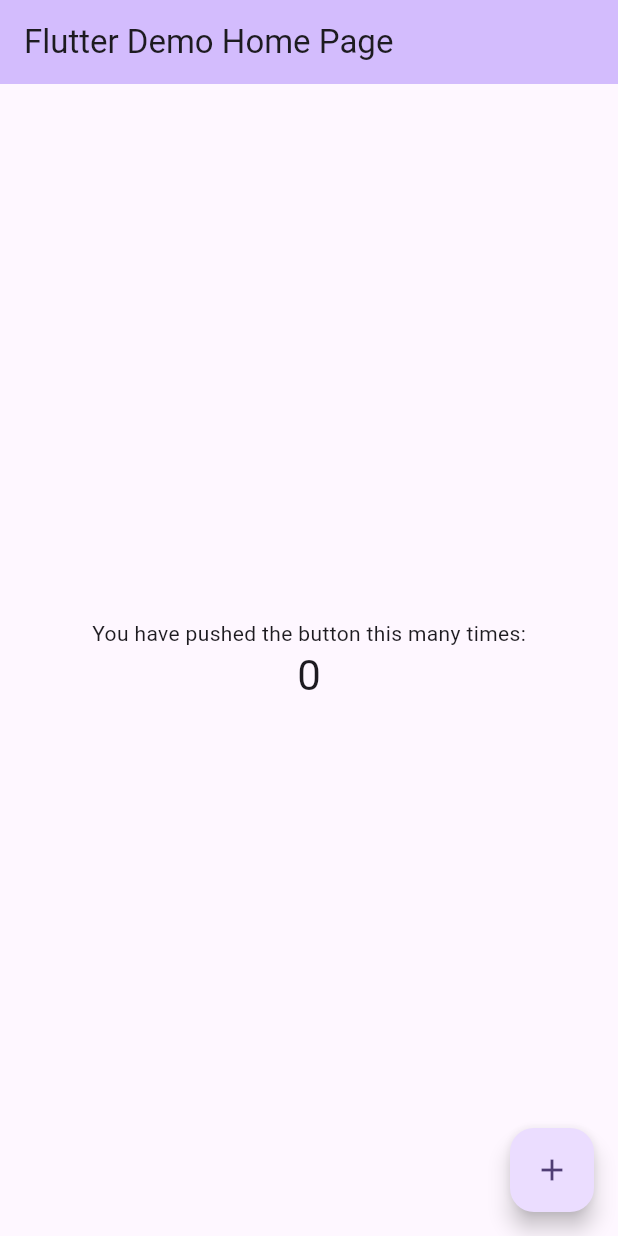
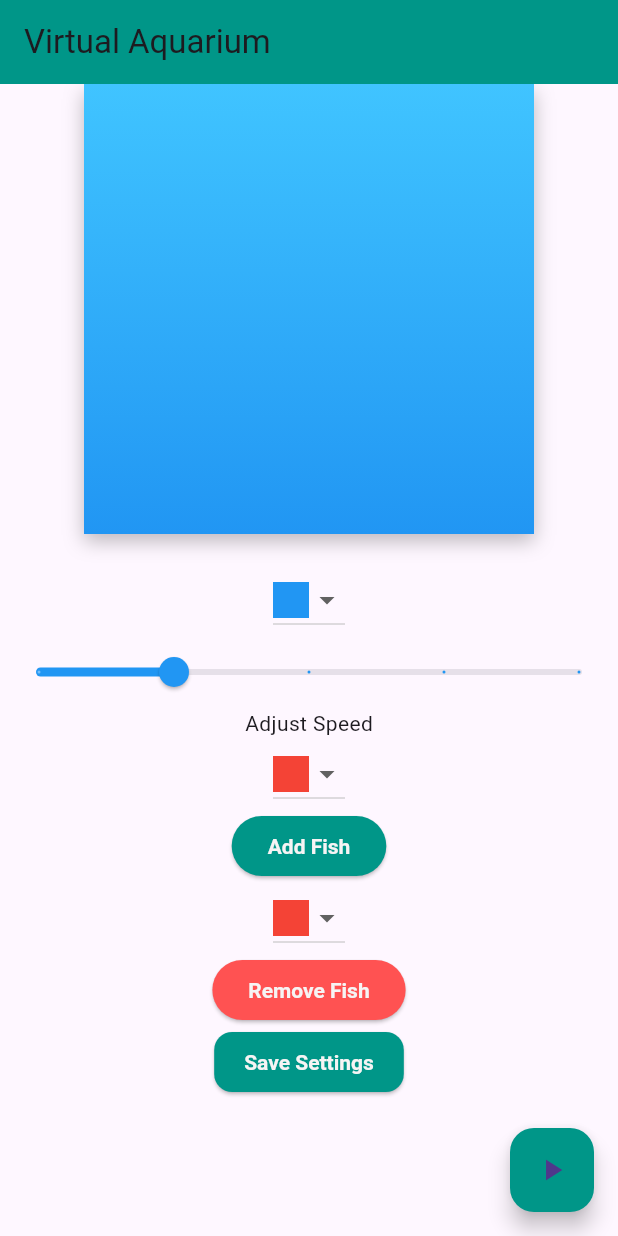
Before and after one commit to minnocent12/cw5, a Flutter app: the screen it shows after launch, on a phone screen of 412 x 824 dp. Run offline on Flutter 3.47's test engine with Material 3 defaults, Android fonts, the phone set to English and light mode, and no system bars; our stand-ins replace sqflite; accounts and stored records are empty.

Commit message:
new updates

```diff
--- /dev/null
+++ b/lib/db_helper.dart
@@ -0,0 +1,55 @@
+import 'package:sqflite/sqflite.dart';
+import 'package:path/path.dart';
+import 'package:path_provider/path_provider.dart';
+import 'dart:io';
+
+class DatabaseHelper {
+  static final DatabaseHelper instance = DatabaseHelper._init();
+  static Database? _database;
+
+  DatabaseHelper._init();
+
+  Future<Database> get database async {
+    if (_database != null) return _database!;
+    _database = await _initDB('aquarium.db');
+    return _database!;
+  }
+
+  Future<Database> _initDB(String filePath) async {
+    Directory documentsDirectory = await getApplicationDocumentsDirectory();
+    String path = join(documentsDirectory.path, filePath);
+    return await openDatabase(path, version: 1, onCreate: _createDB);
+  }
+
+  Future _createDB(Database db, int version) async {
+    await db.execute('''
+    CREATE TABLE Fish (
+      id INTEGER PRIMARY KEY AUTOINCREMENT,
+      color TEXT,
+      speed REAL
+    )
+    ''');
+  }
+
+  Future<void> saveFish(List<Map<String, dynamic>> fishes) async {
+    final db = await instance.database;
+    await db.delete('Fish'); // Clear old data
+    for (var fish in fishes) {
+      await db.insert('Fish', fish);
+    }
+  }
+
+  Future<List<Map<String, dynamic>>> loadFishes() async {
+    final db = await instance.database;
+    return await db.query('Fish');
+  }
+
+  Future<void> removeFishByColor(String color) async {
+    final db = await database;
+    await db.delete(
+      'Fish',
+      where: 'color = ?',
+      whereArgs: [color],
+    );
+  }
+}
--- a/lib/main.dart
+++ b/lib/main.dart
@@ -1,4 +1,7 @@
+import 'dart:async';
+import 'dart:math';
 import 'package:flutter/material.dart';
+import 'db_helper.dart'; // Import your SQLite helper
 
 void main() {
   runApp(const MyApp());
@@ -7,119 +10,384 @@ void main() {
 class MyApp extends StatelessWidget {
   const MyApp({super.key});
 
-  // This widget is the root of your application.
   @override
   Widget build(BuildContext context) {
     return MaterialApp(
-      title: 'Flutter Demo',
+      title: 'Virtual Aquarium',
       theme: ThemeData(
-        // This is the theme of your application.
-        //
-        // TRY THIS: Try running your application with "flutter run". You'll see
-        // the application has a purple toolbar. Then, without quitting the app,
-        // try changing the seedColor in the colorScheme below to Colors.green
-        // and then invoke "hot reload" (save your changes or press the "hot
-        // reload" button in a Flutter-supported IDE, or press "r" if you used
-        // the command line to start the app).
-        //
-        // Notice that the counter didn't reset back to zero; the application
-        // state is not lost during the reload. To reset the state, use hot
-        // restart instead.
-        //
-        // This works for code too, not just values: Most code changes can be
-        // tested with just a hot reload.
-        colorScheme: ColorScheme.fromSeed(seedColor: Colors.deepPurple),
-        useMaterial3: true,
+        primarySwatch: Colors.blue,
       ),
-      home: const MyHomePage(title: 'Flutter Demo Home Page'),
+      home: const AquariumScreen(),
     );
   }
 }
 
-class MyHomePage extends StatefulWidget {
-  const MyHomePage({super.key, required this.title});
+class Fish {
+  Color color;
+  double speed;
+  Offset position;
+  Offset direction;
 
-  // This widget is the home page of your application. It is stateful, meaning
-  // that it has a State object (defined below) that contains fields that affect
-  // how it looks.
+  Fish({
+    required this.color,
+    required this.speed,
+    required this.position,
+    required this.direction,
+  });
+}
 
-  // This class is the configuration for the state. It holds the values (in this
-  // case the title) provided by the parent (in this case the App widget) and
-  // used by the build method of the State. Fields in a Widget subclass are
-  // always marked "final".
-
-  final String title;
+class AquariumScreen extends StatefulWidget {
+  const AquariumScreen({super.key});
 
   @override
-  State<MyHomePage> createState() => _MyHomePageState();
+  _AquariumScreenState createState() => _AquariumScreenState();
 }
 
-class _MyHomePageState extends State<MyHomePage> {
-  int _counter = 0;
+class _AquariumScreenState extends State<AquariumScreen>
+    with SingleTickerProviderStateMixin {
+  List<Fish> fishes = [];
+  Timer? _timer;
+  Color _selectedColor = Colors.blue;
+  double _selectedSpeed = 2.0;
+  Color _selectedAddColor = Colors.red;
+  Color _selectedRemoveColor = Colors.red;
 
-  void _incrementCounter() {
+  final List<Color> availableColors = [
+    Colors.red,
+    Colors.green,
+    Colors.blue,
+    Colors.yellow,
+    Colors.purple,
+    Colors.orange,
+    Colors.pink,
+    Colors.brown,
+    Colors.cyan,
+    Colors.amber,
+  ];
+
+  @override
+  void initState() {
+    super.initState();
+    _loadSavedSettings();
+  }
+
+  @override
+  void dispose() {
+    _timer?.cancel();
+    super.dispose();
+  }
+
+  // Load settings from SQLite
+  Future<void> _loadSavedSettings() async {
+    List<Map<String, dynamic>> savedFishes =
+        await DatabaseHelper.instance.loadFishes();
     setState(() {
-      // This call to setState tells the Flutter framework that something has
-      // changed in this State, which causes it to rerun the build method below
-      // so that the display can reflect the updated values. If we changed
-      // _counter without calling setState(), then the build method would not be
-      // called again, and so nothing would appear to happen.
-      _counter++;
+      fishes = savedFishes.map((fish) {
+        Color color = Color(int.parse(fish['color']));
+        return Fish(
+          color: color,
+          speed: fish['speed'],
+          position:
+              Offset(Random().nextDouble() * 300, Random().nextDouble() * 300),
+          direction:
+              Offset(Random().nextDouble() - 0.5, Random().nextDouble() - 0.5),
+        );
+      }).toList();
     });
   }
 
+  // Save settings to SQLite
+  Future<void> _saveSettings() async {
+    if (fishes.isEmpty) {
+      _showErrorDialog('No Fish to Save', 'You must add fish before saving.');
+      return;
+    }
+
+    List<Map<String, dynamic>> fishData = fishes.map((fish) {
+      return {
+        'color': fish.color.value.toString(),
+        'speed': fish.speed,
+      };
+    }).toList();
+    await DatabaseHelper.instance.saveFish(fishData);
+  }
+
+  // Create a new Fish
+  Fish _createFish(Color color) {
+    final random = Random();
+    return Fish(
+      color: color,
+      speed: _selectedSpeed,
+      position: Offset(random.nextDouble() * 300, random.nextDouble() * 300),
+      direction: Offset(random.nextDouble() - 0.5, random.nextDouble() - 0.5),
+    );
+  }
+
+  // Add new fish with error handling
+  void _addFish() {
+    if (fishes.length >= 10) {
+      _showErrorDialog('Fish Limit Reached', 'Cannot add more than 10 fish.');
+    } else {
+      setState(() {
+        fishes.add(_createFish(_selectedAddColor));
+      });
+    }
+  }
+
+  // Remove fish by color with error handling
+  void _removeFish() {
+    int removedFishCount =
+        fishes.where((fish) => fish.color == _selectedRemoveColor).length;
+
+    if (removedFishCount == 0) {
+      _showErrorDialog(
+          'No Fish to Remove', 'There are no fish of this color to remove.');
+    } else {
+      setState(() {
+        fishes.removeWhere((fish) => fish.color == _selectedRemoveColor);
+      });
+      // Remove from database
+      DatabaseHelper.instance
+          .removeFishByColor(_selectedRemoveColor.value.toString());
+    }
+  }
+
+  // Start fish animation
+  void _startAnimation() {
+    _timer = Timer.periodic(const Duration(milliseconds: 30), (timer) {
+      setState(() {
+        for (var fish in fishes) {
+          fish.position += fish.direction * fish.speed;
+          if (fish.position.dx <= 0 || fish.position.dx >= 300) {
+            fish.direction = Offset(-fish.direction.dx, fish.direction.dy);
+          }
+          if (fish.position.dy <= 0 || fish.position.dy >= 300) {
+            fish.direction = Offset(fish.direction.dx, -fish.direction.dy);
+          }
+        }
+      });
+    });
+  }
+
+  // Show error dialogs
+  void _showErrorDialog(String title, String message) {
+    showDialog(
+      context: context,
+      builder: (BuildContext context) {
+        return AlertDialog(
+          title: Text(title),
+          content: Text(message),
+          actions: <Widget>[
+            TextButton(
+              onPressed: () => Navigator.of(context).pop(),
+              child: const Text('OK'),
+            ),
+          ],
+        );
+      },
+    );
+  }
+
+  // UI Elements for fish control
   @override
   Widget build(BuildContext context) {
-    // This method is rerun every time setState is called, for instance as done
-    // by the _incrementCounter method above.
-    //
-    // The Flutter framework has been optimized to make rerunning build methods
-    // fast, so that you can just rebuild anything that needs updating rather
-    // than having to individually change instances of widgets.
     return Scaffold(
       appBar: AppBar(
-        // TRY THIS: Try changing the color here to a specific color (to
-        // Colors.amber, perhaps?) and trigger a hot reload to see the AppBar
-        // change color while the other colors stay the same.
-        backgroundColor: Theme.of(context).colorScheme.inversePrimary,
-        // Here we take the value from the MyHomePage object that was created by
-        // the App.build method, and use it to set our appbar title.
-        title: Text(widget.title),
+        title: const Text('Virtual Aquarium'),
+        backgroundColor: Colors.teal,
       ),
-      body: Center(
-        // Center is a layout widget. It takes a single child and positions it
-        // in the middle of the parent.
-        child: Column(
-          // Column is also a layout widget. It takes a list of children and
-          // arranges them vertically. By default, it sizes itself to fit its
-          // children horizontally, and tries to be as tall as its parent.
-          //
-          // Column has various properties to control how it sizes itself and
-          // how it positions its children. Here we use mainAxisAlignment to
-          // center the children vertically; the main axis here is the vertical
-          // axis because Columns are vertical (the cross axis would be
-          // horizontal).
-          //
-          // TRY THIS: Invoke "debug painting" (choose the "Toggle Debug Paint"
-          // action in the IDE, or press "p" in the console), to see the
-          // wireframe for each widget.
-          mainAxisAlignment: MainAxisAlignment.center,
-          children: <Widget>[
-            const Text(
-              'You have pushed the button this many times:',
+      body: Column(
+        children: [
+          // Aquarium with background gradient
+          Container(
+            width: 300,
+            height: 300,
+            decoration: BoxDecoration(
+              gradient: LinearGradient(
+                colors: [Colors.lightBlueAccent, Colors.blue],
+                begin: Alignment.topCenter,
+                end: Alignment.bottomCenter,
+              ),
+              boxShadow: [
+                BoxShadow(
+                  color: Colors.black26,
+                  blurRadius: 10,
+                  offset: Offset(0, 5),
+                ),
+              ],
             ),
-            Text(
-              '$_counter',
-              style: Theme.of(context).textTheme.headlineMedium,
+            child: Stack(
+              children: fishes.map((fish) {
+                return Positioned(
+                  left: fish.position.dx,
+                  top: fish.position.dy,
+                  child: Container(
+                    width: 30,
+                    height: 30,
+                    decoration: BoxDecoration(
+                      color: fish.color,
+                      shape: BoxShape.circle,
+                      boxShadow: [
+                        BoxShadow(
+                          color: Colors.black45,
+                          blurRadius: 5,
+                          offset: Offset(0, 3),
+                        ),
+                      ],
+                    ),
+                  ),
+                );
+              }).toList(),
             ),
-          ],
-        ),
+          ),
+          const SizedBox(height: 20),
+
+          // Speed Control Section
+          _buildSpeedControlSection(),
+
+          // Add Fish Section with a polished button
+          _buildAddFishSection(),
+
+          // Remove Fish Section with polished button
+          _buildRemoveFishSection(),
+
+          // Save Settings Button
+          ElevatedButton(
+            onPressed: _saveSettings,
+            style: ElevatedButton.styleFrom(
+              foregroundColor: Color.fromARGB(255, 246, 244, 244),
+              backgroundColor: Colors.teal, // Polished button color
+              textStyle: TextStyle(fontWeight: FontWeight.bold),
+              shape: RoundedRectangleBorder(
+                borderRadius: BorderRadius.circular(12),
+              ),
+              padding: EdgeInsets.symmetric(horizontal: 20, vertical: 10),
+            ),
+            child: const Text('Save Settings'),
+          ),
+        ],
       ),
       floatingActionButton: FloatingActionButton(
-        onPressed: _incrementCounter,
-        tooltip: 'Increment',
-        child: const Icon(Icons.add),
-      ), // This trailing comma makes auto-formatting nicer for build methods.
+        onPressed: _startAnimation,
+        backgroundColor: Colors.teal,
+        child: const Icon(Icons.play_arrow),
+      ),
+    );
+  }
+
+  // Speed control UI
+  Widget _buildSpeedControlSection() {
+    return Column(
+      children: [
+        DropdownButton<Color>(
+          value: _selectedColor,
+          items: availableColors.map((color) {
+            return DropdownMenuItem(
+              value: color,
+              child: Container(
+                width: 24,
+                height: 24,
+                color: color,
+              ),
+            );
+          }).toList(),
+          onChanged: (newColor) {
+            setState(() {
+              _selectedColor = newColor!;
+            });
+          },
+        ),
+        Slider(
+          value: _selectedSpeed,
+          min: 1.0,
+          max: 5.0,
+          divisions: 4,
+          label: _selectedSpeed.toString(),
+          activeColor: _selectedColor,
+          onChanged: (value) {
+            setState(() {
+              _selectedSpeed = value;
+              for (var fish
+                  in fishes.where((fish) => fish.color == _selectedColor)) {
+                fish.speed = _selectedSpeed;
+              }
+            });
+          },
+        ),
+        const Text('Adjust Speed'),
+      ],
+    );
+  }
+
+  // Add Fish UI
+  Widget _buildAddFishSection() {
+    return Column(
+      children: [
+        DropdownButton<Color>(
+          value: _selectedAddColor,
+          items: availableColors.map((color) {
+            return DropdownMenuItem(
+              value: color,
+              child: Container(
+                width: 24,
+                height: 24,
+                color: color,
+              ),
+            );
+          }).toList(),
+          onChanged: (newColor) {
+            setState(() {
+              _selectedAddColor = newColor!;
+            });
+          },
+        ),
+        ElevatedButton(
+          onPressed: _addFish,
+          style: ElevatedButton.styleFrom(
+            foregroundColor: Color.fromARGB(255, 246, 244, 244),
+            backgroundColor: Colors.teal,
+            textStyle: TextStyle(fontWeight: FontWeight.bold),
+          ),
+          child: const Text('Add Fish'),
+        ),
+      ],
+    );
+  }
+
+  // Remove Fish UI
+  Widget _buildRemoveFishSection() {
+    return Column(
+      children: [
+        DropdownButton<Color>(
+          value: _selectedRemoveColor,
+          items: availableColors.map((color) {
+            return DropdownMenuItem(
+              value: color,
+              child: Container(
+                width: 24,
+                height: 24,
+                color: color,
+              ),
+            );
+          }).toList(),
+          onChanged: (newColor) {
+            setState(() {
+              _selectedRemoveColor = newColor!;
+            });
+          },
+        ),
+        ElevatedButton(
+          onPressed: _removeFish,
+          style: ElevatedButton.styleFrom(
+            foregroundColor: Color.fromARGB(255, 246, 244, 244),
+            backgroundColor: Colors.redAccent,
+            textStyle: TextStyle(fontWeight: FontWeight.bold),
+          ),
+          child: const Text(
+              selectionColor: Color.fromARGB(255, 246, 244, 244),
+              'Remove Fish'),
+        ),
+      ],
     );
   }
 }
--- a/pubspec.yaml
+++ b/pubspec.yaml
@@ -30,6 +30,8 @@ environment:
 dependencies:
   flutter:
     sdk: flutter
+  sqflite: ^2.0.0+4
+  path_provider: ^2.0.14
 
 
   # The following adds the Cupertino Icons font to your application.
```
Also changed, not shown: pubspec.lock, 7 other files.
